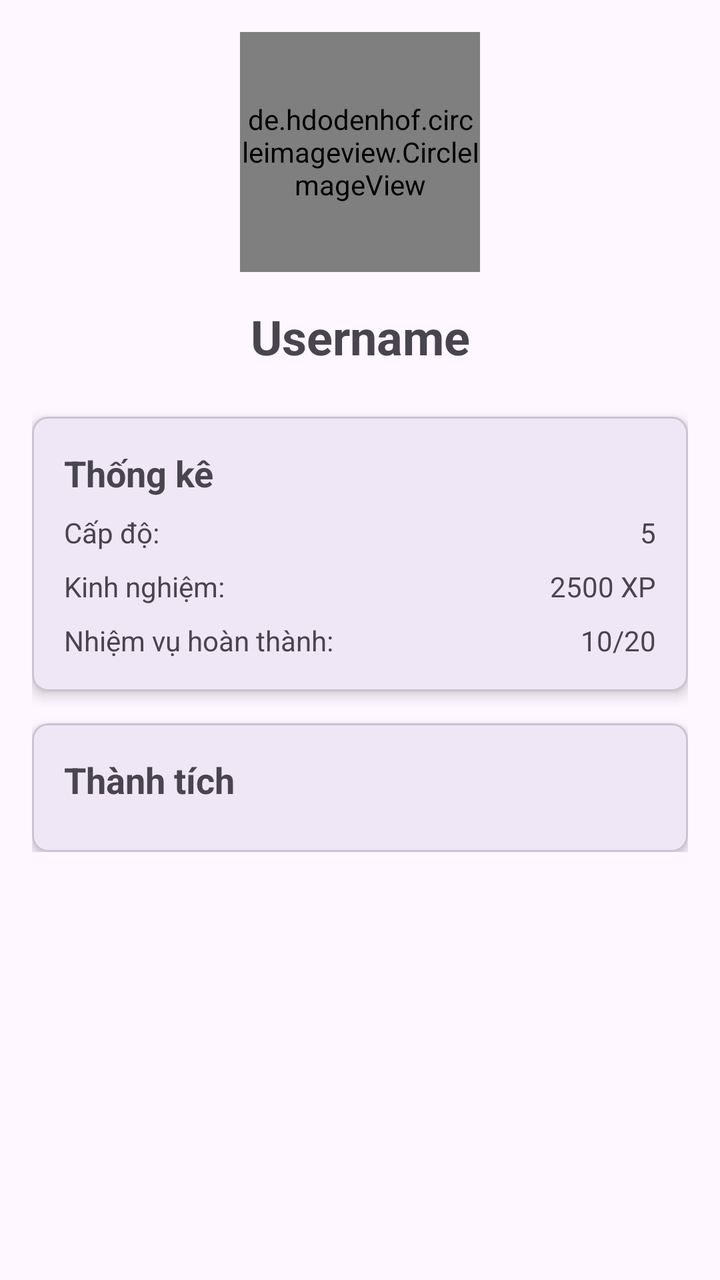
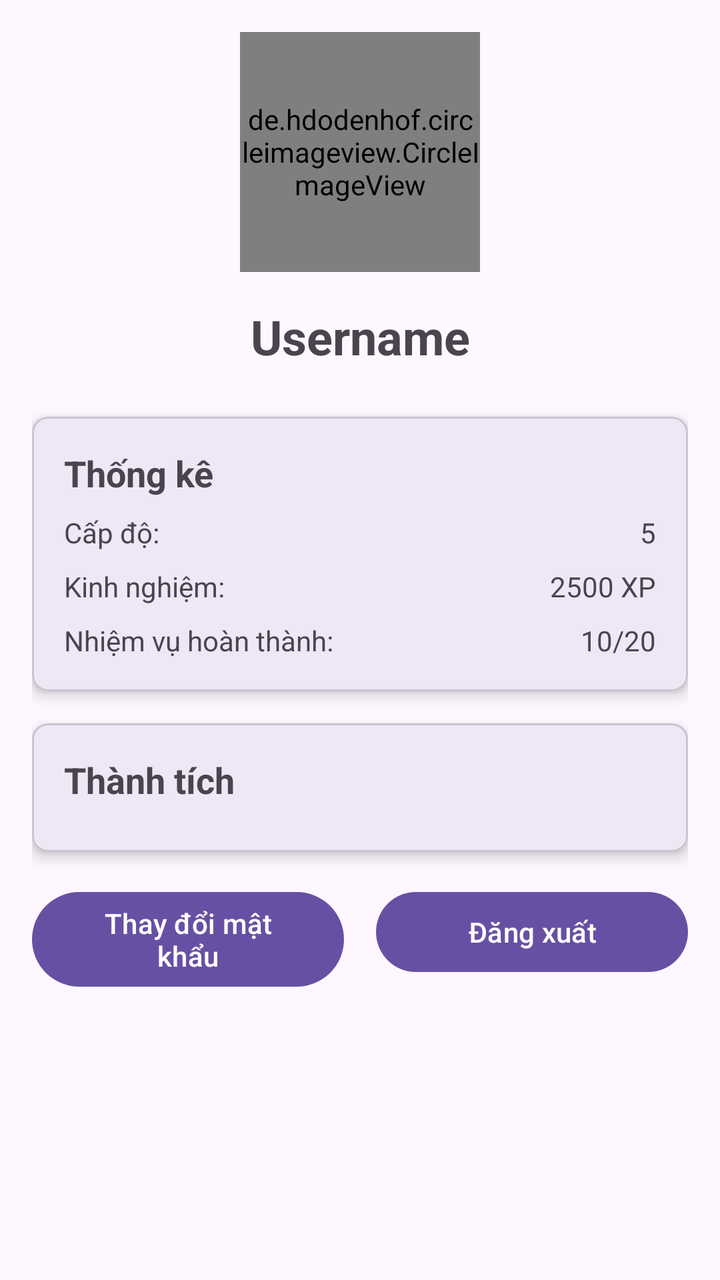

Screens rendered from an Android XML layout before and after an edit, with the pre-edit source and the edit as a unified diff.
<!-- AndroidManifest.xml: application theme Theme.PtitAdventure -->
<!-- res/layout/fragment_profile.xml -->
<?xml version="1.0" encoding="utf-8"?>
<androidx.core.widget.NestedScrollView
    xmlns:android="http://schemas.android.com/apk/res/android"
    xmlns:app="http://schemas.android.com/apk/res-auto"
    android:layout_width="match_parent"
    android:layout_height="match_parent">

    <androidx.constraintlayout.widget.ConstraintLayout
        android:layout_width="match_parent"
        android:layout_height="wrap_content"
        android:padding="16dp">

        <de.hdodenhof.circleimageview.CircleImageView
            android:id="@+id/image_profile"
            android:layout_width="120dp"
            android:layout_height="120dp"
            android:src="@drawable/default_avatar"
            app:layout_constraintTop_toTopOf="parent"
            app:layout_constraintStart_toStartOf="parent"
            app:layout_constraintEnd_toEndOf="parent"/>

        <TextView
            android:id="@+id/text_username"
            android:layout_width="wrap_content"
            android:layout_height="wrap_content"
            android:text="Username"
            android:textSize="24sp"
            android:textStyle="bold"
            android:layout_marginTop="16dp"
            app:layout_constraintTop_toBottomOf="@id/image_profile"
            app:layout_constraintStart_toStartOf="parent"
            app:layout_constraintEnd_toEndOf="parent"/>

        <com.google.android.material.card.MaterialCardView
            android:id="@+id/card_stats"
            android:layout_width="match_parent"
            android:layout_height="wrap_content"
            android:layout_marginTop="24dp"
            app:cardElevation="4dp"
            app:cardCornerRadius="8dp"
            app:layout_constraintTop_toBottomOf="@id/text_username"
            app:layout_constraintStart_toStartOf="parent"
            app:layout_constraintEnd_toEndOf="parent">

            <LinearLayout
                android:layout_width="match_parent"
                android:layout_height="wrap_content"
                android:orientation="vertical"
                android:padding="16dp">

                <TextView
                    android:layout_width="wrap_content"
                    android:layout_height="wrap_content"
                    android:text="Thống kê"
                    android:textSize="18sp"
                    android:textStyle="bold"
                    android:layout_marginBottom="8dp"/>

                <LinearLayout
                    android:layout_width="match_parent"
                    android:layout_height="wrap_content"
                    android:orientation="horizontal">

                    <TextView
                        android:layout_width="0dp"

                        android:layout_height="wrap_content"
                        android:layout_weight="1"
                        android:text="Cấp độ:"/>

                    <TextView
                        android:id="@+id/text_level"
                        android:layout_width="wrap_content"
                        android:layout_height="wrap_content"
                        android:text="5"/>

                </LinearLayout>

                <LinearLayout
                    android:layout_width="match_parent"
                    android:layout_height="wrap_content"
                    android:orientation="horizontal"
                    android:layout_marginTop="8dp">

                    <TextView
                        android:layout_width="0dp"
                        android:layout_height="wrap_content"
                        android:layout_weight="1"
                        android:text="Kinh nghiệm:"/>

                    <TextView
                        android:id="@+id/text_exp"
                        android:layout_width="wrap_content"
                        android:layout_height="wrap_content"
                        android:text="2500 XP"/>

                </LinearLayout>

                <LinearLayout
                    android:layout_width="match_parent"
                    android:layout_height="wrap_content"
                    android:orientation="horizontal"
                    android:layout_marginTop="8dp">

                    <TextView
                        android:layout_width="0dp"
                        android:layout_height="wrap_content"
                        android:layout_weight="1"
                        android:text="Nhiệm vụ hoàn thành:"/>

                    <TextView
                        android:id="@+id/text_completed_tasks"
                        android:layout_width="wrap_content"
                        android:layout_height="wrap_content"
                        android:text="10/20"/>

                </LinearLayout>

            </LinearLayout>

        </com.google.android.material.card.MaterialCardView>

        <com.google.android.material.card.MaterialCardView
            android:id="@+id/card_achievements"
            android:layout_width="match_parent"
            android:layout_height="wrap_content"
            android:layout_marginTop="16dp"
            app:cardElevation="4dp"
            app:cardCornerRadius="8dp"
            app:layout_constraintTop_toBottomOf="@id/card_stats"
            app:layout_constraintStart_toStartOf="parent"
            app:layout_constraintEnd_toEndOf="parent">

            <LinearLayout
                android:layout_width="match_parent"
                android:layout_height="wrap_content"
                android:orientation="vertical"
                android:padding="16dp">

                <TextView
                    android:layout_width="wrap_content"
                    android:layout_height="wrap_content"
                    android:text="Thành tích"
                    android:textSize="18sp"
                    android:textStyle="bold"
                    android:layout_marginBottom="8dp"/>

                <androidx.recyclerview.widget.RecyclerView
                    android:id="@+id/recycler_view_achievements"
                    android:layout_width="match_parent"
                    android:layout_height="wrap_content"/>

            </LinearLayout>

        </com.google.android.material.card.MaterialCardView>

    </androidx.constraintlayout.widget.ConstraintLayout>

</androidx.core.widget.NestedScrollView>
<!-- resources referenced by this layout -->
<resources>
  <!-- drawable default_avatar (drawable) -->
  <?xml version="1.0" encoding="utf-8"?>
  <shape xmlns:android="http://schemas.android.com/apk/res/android"
      android:shape="rectangle">
  
      <solid android:color="#FFFFFF" />
  
      <size
          android:width="25dp"
          android:height="25dp" />
  </shape>
  <style name="Theme.PtitAdventure" parent="Base.Theme.PtitAdventure" />
  <style name="Base.Theme.PtitAdventure" parent="Theme.Material3.DayNight.NoActionBar">
          
          
      </style>
</resources>

<!-- the commit's change to res/layout/fragment_profile.xml (unified diff, before → after) -->
@@ -63,7 +63,6 @@
 
                     <TextView
                         android:layout_width="0dp"
-
                         android:layout_height="wrap_content"
                         android:layout_weight="1"
                         android:text="Cấp độ:"/>
@@ -154,6 +153,29 @@
 
         </com.google.android.material.card.MaterialCardView>
 
+        
+        <com.google.android.material.button.MaterialButton
+            android:id="@+id/button_change_password"
+            android:layout_width="0dp"
+            android:layout_height="wrap_content"
+            android:text="Thay đổi mật khẩu"
+            android:layout_marginTop="16dp"
+            android:layout_marginEnd="8dp"
+            app:layout_constraintTop_toBottomOf="@id/card_achievements"
+            app:layout_constraintStart_toStartOf="parent"
+            app:layout_constraintEnd_toStartOf="@id/button_logout"/>
+
+        <com.google.android.material.button.MaterialButton
+            android:id="@+id/button_logout"
+            android:layout_width="0dp"
+            android:layout_height="wrap_content"
+            android:text="Đăng xuất"
+            android:layout_marginTop="16dp"
+            android:layout_marginStart="8dp"
+            app:layout_constraintTop_toBottomOf="@id/card_achievements"
+            app:layout_constraintStart_toEndOf="@id/button_change_password"
+            app:layout_constraintEnd_toEndOf="parent"/>
+
     </androidx.constraintlayout.widget.ConstraintLayout>
 
 </androidx.core.widget.NestedScrollView>
<!-- resource entries referenced after the edit -->
@@ -13,8 +13,6 @@
   </shape>
   <style name="Theme.PtitAdventure" parent="Base.Theme.PtitAdventure" />
   <style name="Base.Theme.PtitAdventure" parent="Theme.Material3.DayNight.NoActionBar">
-          
-          
       </style>
 </resources>
 
